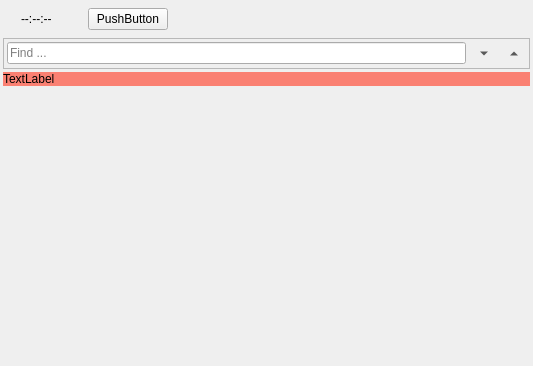
The window that src/mainwindow.ui (Quick-Event/startertool) describes before a commit, drawn with Qt 5.
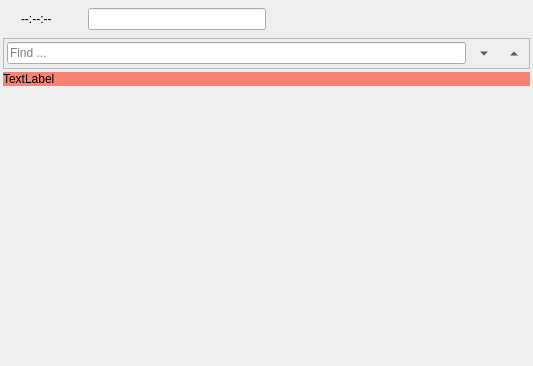
The same window after the commit. Icons and pictures are not drawn.

The edit to the form file:
```diff
--- a/src/mainwindow.ui
+++ b/src/mainwindow.ui
@@ -73,9 +73,9 @@
        </widget>
       </item>
       <item>
-       <widget class="QPushButton" name="pushButton">
-        <property name="text">
-         <string>PushButton</string>
+       <widget class="QLineEdit" name="edReadSiId">
+        <property name="readOnly">
+         <bool>true</bool>
         </property>
        </widget>
       </item>
```
